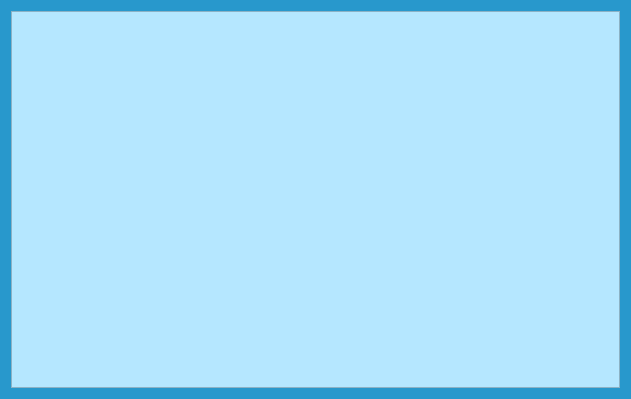
This is ui/party.ui in KotoJallow/Voting-System as Qt 5 draws it before an edit. The edited form follows.
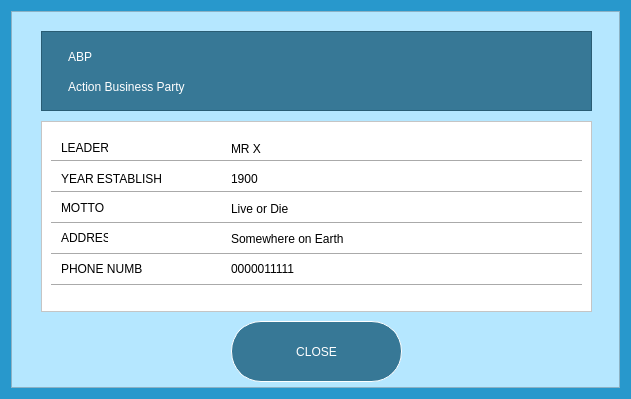
This is the edited form.

Commit message: set party and contestant ui

```diff
--- a/ui/party.ui
+++ b/ui/party.ui
@@ -10,6 +10,18 @@
     <height>399</height>
    </rect>
   </property>
+  <property name="minimumSize">
+   <size>
+    <width>631</width>
+    <height>399</height>
+   </size>
+  </property>
+  <property name="maximumSize">
+   <size>
+    <width>631</width>
+    <height>399</height>
+   </size>
+  </property>
   <property name="windowTitle">
    <string>Form</string>
   </property>
@@ -28,6 +40,310 @@
      <property name="frameShadow">
       <enum>QFrame::Raised</enum>
      </property>
+     <widget class="QFrame" name="frame_2">
+      <property name="geometry">
+       <rect>
+        <x>30</x>
+        <y>20</y>
+        <width>551</width>
+        <height>80</height>
+       </rect>
+      </property>
+      <property name="styleSheet">
+       <string notr="true">background-color:#377896;
+border-color: #b9daea;
+font: 16pt &quot;MS Shell Dlg 2&quot;;
+color: white;
+padding: 4px;
+text-align: center;</string>
+      </property>
+      <property name="frameShape">
+       <enum>QFrame::StyledPanel</enum>
+      </property>
+      <property name="frameShadow">
+       <enum>QFrame::Raised</enum>
+      </property>
+      <widget class="QLabel" name="label">
+       <property name="geometry">
+        <rect>
+         <x>20</x>
+         <y>10</y>
+         <width>201</width>
+         <height>31</height>
+        </rect>
+       </property>
+       <property name="styleSheet">
+        <string notr="true"/>
+       </property>
+       <property name="text">
+        <string>ABP</string>
+       </property>
+      </widget>
+      <widget class="QLabel" name="label_2">
+       <property name="geometry">
+        <rect>
+         <x>20</x>
+         <y>40</y>
+         <width>491</width>
+         <height>31</height>
+        </rect>
+       </property>
+       <property name="text">
+        <string>Action Business Party</string>
+       </property>
+      </widget>
+     </widget>
+     <widget class="QFrame" name="frame_3">
+      <property name="geometry">
+       <rect>
+        <x>30</x>
+        <y>110</y>
+        <width>551</width>
+        <height>191</height>
+       </rect>
+      </property>
+      <property name="minimumSize">
+       <size>
+        <width>551</width>
+        <height>191</height>
+       </size>
+      </property>
+      <property name="maximumSize">
+       <size>
+        <width>551</width>
+        <height>191</height>
+       </size>
+      </property>
+      <property name="styleSheet">
+       <string notr="true">background-color:white;</string>
+      </property>
+      <property name="frameShape">
+       <enum>QFrame::StyledPanel</enum>
+      </property>
+      <property name="frameShadow">
+       <enum>QFrame::Raised</enum>
+      </property>
+      <widget class="Line" name="line">
+       <property name="geometry">
+        <rect>
+         <x>10</x>
+         <y>32</y>
+         <width>531</width>
+         <height>16</height>
+        </rect>
+       </property>
+       <property name="orientation">
+        <enum>Qt::Horizontal</enum>
+       </property>
+      </widget>
+      <widget class="Line" name="line_2">
+       <property name="geometry">
+        <rect>
+         <x>10</x>
+         <y>94</y>
+         <width>531</width>
+         <height>16</height>
+        </rect>
+       </property>
+       <property name="orientation">
+        <enum>Qt::Horizontal</enum>
+       </property>
+      </widget>
+      <widget class="Line" name="line_3">
+       <property name="geometry">
+        <rect>
+         <x>10</x>
+         <y>63</y>
+         <width>531</width>
+         <height>16</height>
+        </rect>
+       </property>
+       <property name="orientation">
+        <enum>Qt::Horizontal</enum>
+       </property>
+      </widget>
+      <widget class="Line" name="line_4">
+       <property name="geometry">
+        <rect>
+         <x>10</x>
+         <y>156</y>
+         <width>531</width>
+         <height>16</height>
+        </rect>
+       </property>
+       <property name="orientation">
+        <enum>Qt::Horizontal</enum>
+       </property>
+      </widget>
+      <widget class="Line" name="line_5">
+       <property name="geometry">
+        <rect>
+         <x>10</x>
+         <y>125</y>
+         <width>531</width>
+         <height>16</height>
+        </rect>
+       </property>
+       <property name="orientation">
+        <enum>Qt::Horizontal</enum>
+       </property>
+      </widget>
+      <widget class="QLabel" name="label_3">
+       <property name="geometry">
+        <rect>
+         <x>20</x>
+         <y>20</y>
+         <width>47</width>
+         <height>13</height>
+        </rect>
+       </property>
+       <property name="text">
+        <string>LEADER</string>
+       </property>
+      </widget>
+      <widget class="QLabel" name="label_4">
+       <property name="geometry">
+        <rect>
+         <x>20</x>
+         <y>50</y>
+         <width>101</width>
+         <height>16</height>
+        </rect>
+       </property>
+       <property name="text">
+        <string>YEAR ESTABLISHED</string>
+       </property>
+      </widget>
+      <widget class="QLabel" name="label_5">
+       <property name="geometry">
+        <rect>
+         <x>20</x>
+         <y>80</y>
+         <width>47</width>
+         <height>13</height>
+        </rect>
+       </property>
+       <property name="text">
+        <string>MOTTO</string>
+       </property>
+      </widget>
+      <widget class="QLabel" name="label_6">
+       <property name="geometry">
+        <rect>
+         <x>20</x>
+         <y>110</y>
+         <width>47</width>
+         <height>13</height>
+        </rect>
+       </property>
+       <property name="text">
+        <string>ADDRESS</string>
+       </property>
+      </widget>
+      <widget class="QLabel" name="label_7">
+       <property name="geometry">
+        <rect>
+         <x>20</x>
+         <y>140</y>
+         <width>81</width>
+         <height>16</height>
+        </rect>
+       </property>
+       <property name="text">
+        <string>PHONE NUMBER</string>
+       </property>
+      </widget>
+      <widget class="QLabel" name="lblLeader">
+       <property name="geometry">
+        <rect>
+         <x>190</x>
+         <y>20</y>
+         <width>351</width>
+         <height>16</height>
+        </rect>
+       </property>
+       <property name="text">
+        <string>MR X</string>
+       </property>
+      </widget>
+      <widget class="QLabel" name="lblYearEstablished">
+       <property name="geometry">
+        <rect>
+         <x>190</x>
+         <y>50</y>
+         <width>351</width>
+         <height>16</height>
+        </rect>
+       </property>
+       <property name="text">
+        <string>1900</string>
+       </property>
+      </widget>
+      <widget class="QLabel" name="lblMotto">
+       <property name="geometry">
+        <rect>
+         <x>190</x>
+         <y>80</y>
+         <width>351</width>
+         <height>16</height>
+        </rect>
+       </property>
+       <property name="text">
+        <string>Live or Die</string>
+       </property>
+      </widget>
+      <widget class="QLabel" name="lblPhoneNumber">
+       <property name="geometry">
+        <rect>
+         <x>190</x>
+         <y>140</y>
+         <width>351</width>
+         <height>16</height>
+        </rect>
+       </property>
+       <property name="text">
+        <string>0000011111</string>
+       </property>
+      </widget>
+      <widget class="QLabel" name="lblAddress">
+       <property name="geometry">
+        <rect>
+         <x>190</x>
+         <y>110</y>
+         <width>351</width>
+         <height>16</height>
+        </rect>
+       </property>
+       <property name="text">
+        <string>Somewhere on Earth</string>
+       </property>
+      </widget>
+     </widget>
+     <widget class="QPushButton" name="btnClose">
+      <property name="geometry">
+       <rect>
+        <x>220</x>
+        <y>310</y>
+        <width>171</width>
+        <height>61</height>
+       </rect>
+      </property>
+      <property name="toolTip">
+       <string>Go to Contestant</string>
+      </property>
+      <property name="styleSheet">
+       <string notr="true">background-color:#377896;
+font: 18pt &quot;MS Shell Dlg 2&quot;;
+ border-style: solid;
+ border-width:1px;
+ border-radius:30px;
+ border-color: white;
+color:white;</string>
+      </property>
+      <property name="text">
+       <string>CLOSE</string>
+      </property>
+     </widget>
     </widget>
    </item>
   </layout>
```
Left out of the diff: 4 changed lines with no effect on the pictures. The commit also changes 1 other file.
